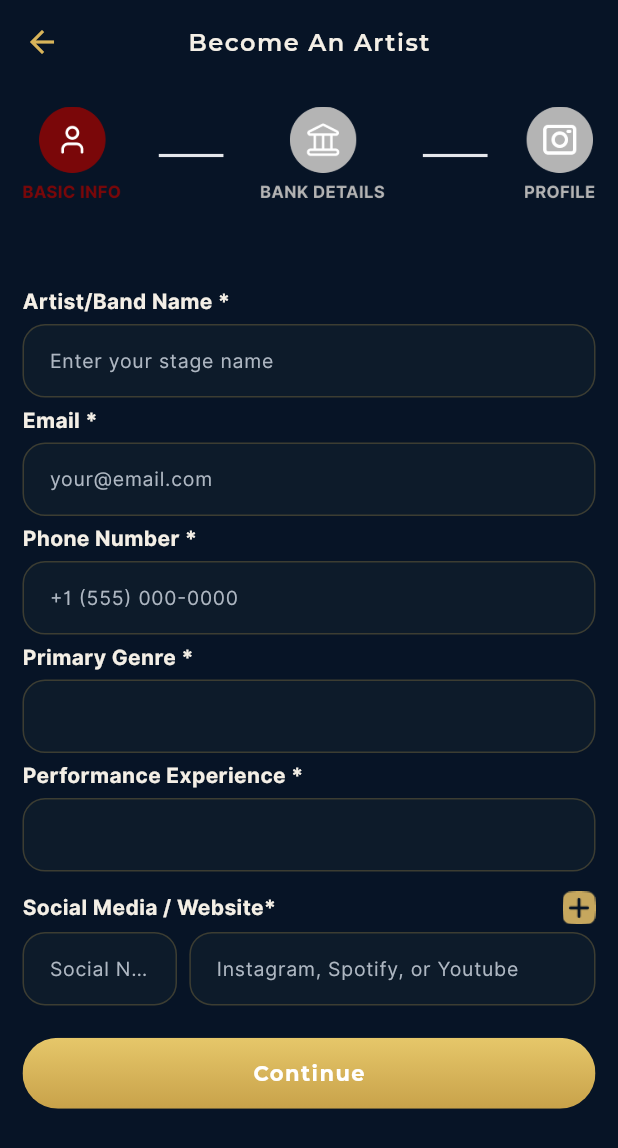
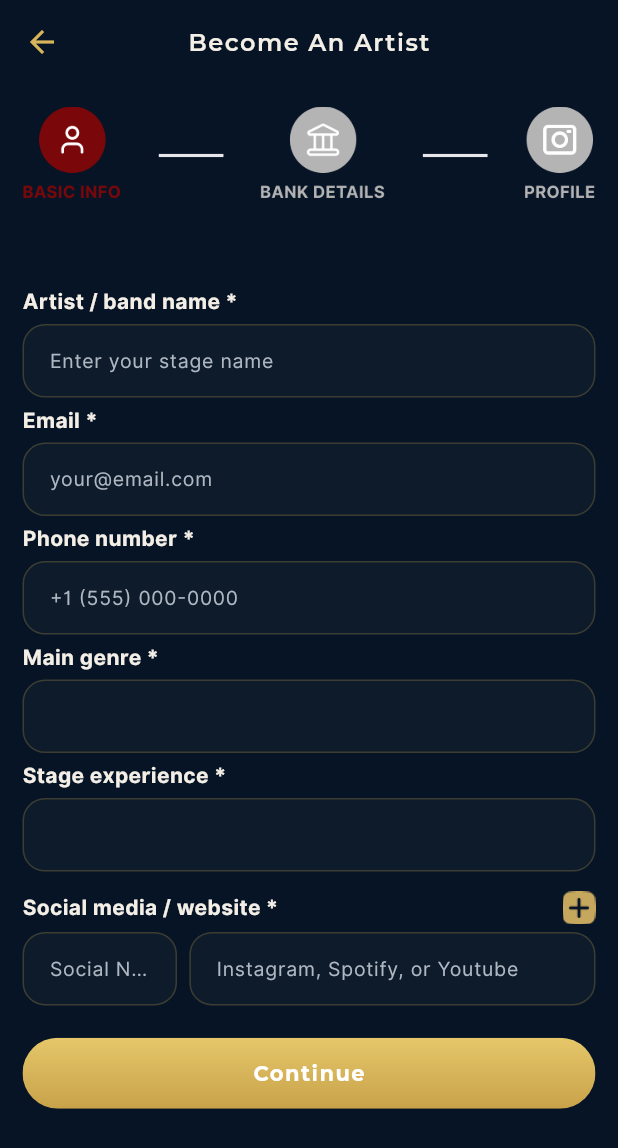
Before and after one commit to Elpadrino971/Eliv, a Flutter app: the BasicInfo screen opened directly, on a phone screen of 412 x 824 dp. Shown: the top 1148 px of the screen. Run offline on Flutter 3.47's test engine with Material 3 defaults, Android fonts, the phone set to English and light mode, and no system bars; our stand-ins replace cached_network_image, firebase_core, firebase_messaging, flutter_local_notifications, get, get_storage and 8 more; missing offline and left inert: purchases_flutter, receive_sharing_intent, zego_express_engine, zego_uikit_prebuilt_live_streaming; accounts and stored records are empty; network calls fail.

Commit message:
i18n(app): libellés du parcours « Devenir artiste » traduits (12 langues)
Co-Authored-By: Claude Fable 5.1 <noreply@anthropic.com>
Claude-Session: https://claude.ai/code/session_01WrgZxWK7AvGb5SDErZU8xh

```diff
--- a/lib/BottomBar/screens/profile/artist_bank_details.dart
+++ b/lib/BottomBar/screens/profile/artist_bank_details.dart
@@ -178,7 +178,7 @@ class _ArtistBankDetailsState extends State<ArtistBankDetails> {
 
                       height(0.01),
                       Text(
-                        'Artist Bio *',
+                        'onb_bio'.tr,
                         style: TextStyle(
                           fontSize: 16,
                           fontWeight: FontWeight.bold,
@@ -230,7 +230,7 @@ class _ArtistBankDetailsState extends State<ArtistBankDetails> {
                       ),
                       height(0.01),
                       Text(
-                        'Address *',
+                        'onb_address'.tr,
                         style: TextStyle(
                           fontSize: 16,
                           fontWeight: FontWeight.bold,
--- a/lib/BottomBar/screens/profile/basic_info.dart
+++ b/lib/BottomBar/screens/profile/basic_info.dart
@@ -71,7 +71,7 @@ class _BasicInfoState extends State<BasicInfo> {
                     crossAxisAlignment: CrossAxisAlignment.start,
                     children: [
                       Text(
-                        'Artist/Band Name *',
+                        'onb_stage_name'.tr,
                         style: TextStyle(
                           color: Color(0xffF4EFE6),
                           fontSize: 14,
@@ -91,7 +91,7 @@ class _BasicInfoState extends State<BasicInfo> {
                       ),
 
                       Text(
-                        'Email *',
+                        'onb_email'.tr,
                         style: TextStyle(
                           color: Color(0xffF4EFE6),
                           fontSize: 14,
@@ -105,7 +105,7 @@ class _BasicInfoState extends State<BasicInfo> {
                         controller: emailController,
                       ),
                       Text(
-                        'Phone Number *',
+                        'onb_phone'.tr,
                         style: TextStyle(
                           color: Color(0xffF4EFE6),
                           fontSize: 14,
@@ -125,7 +125,7 @@ class _BasicInfoState extends State<BasicInfo> {
                       ),
 
                       Text(
-                        'Primary Genre *',
+                        'onb_genre'.tr,
                         style: TextStyle(
                           color: Color(0xffF4EFE6),
                           fontSize: 14,
@@ -144,7 +144,7 @@ class _BasicInfoState extends State<BasicInfo> {
                         },
                       ),
                       Text(
-                        'Performance Experience *',
+                        'onb_experience'.tr,
                         style: TextStyle(
                           color: Color(0xffF4EFE6),
                           fontSize: 14,
@@ -167,7 +167,7 @@ class _BasicInfoState extends State<BasicInfo> {
                       Row(
                         children: [
                           Text(
-                            'Social Media / Website*',
+                            'onb_social'.tr,
                             style: TextStyle(
                               color: Color(0xffF4EFE6),
                               fontSize: 14,
--- a/lib/Global/translations/zone_studio_extra.dart
+++ b/lib/Global/translations/zone_studio_extra.dart
@@ -2,6 +2,14 @@
 // validators, transactions...). Rempli par l'agent dédié.
 const Map<String, Map<String, String>> studioExtraTranslations = {
   'en': {
+    'onb_stage_name': 'Artist / band name *',
+    'onb_email': 'Email *',
+    'onb_phone': 'Phone number *',
+    'onb_genre': 'Main genre *',
+    'onb_experience': 'Stage experience *',
+    'onb_social': 'Social media / website *',
+    'onb_bio': 'Artist bio *',
+    'onb_address': 'Address *',
     'studio_status': 'Status',
     'art_events': 'Events',
     'art_ticket_sold': 'Ticket sold',
@@ -82,6 +90,14 @@ const Map<String, Map<String, String>> studioExtraTranslations = {
     'art_msg_send_failed': 'anonymous',
   },
   'fr': {
+    'onb_stage_name': 'Nom d’artiste ou de groupe *',
+    'onb_email': 'E-mail *',
+    'onb_phone': 'Téléphone *',
+    'onb_genre': 'Genre principal *',
+    'onb_experience': 'Expérience de scène *',
+    'onb_social': 'Réseaux sociaux / site *',
+    'onb_bio': 'Bio d’artiste *',
+    'onb_address': 'Adresse *',
     'studio_status': 'Statut',
     'art_events': 'Événements',
     'art_ticket_sold': 'Billets vendus',
@@ -162,6 +178,14 @@ const Map<String, Map<String, String>> studioExtraTranslations = {
     'art_msg_send_failed': 'anonyme',
   },
   'es': {
+    'onb_stage_name': 'Nombre artístico *',
+    'onb_email': 'Correo *',
+    'onb_phone': 'Teléfono *',
+    'onb_genre': 'Género principal *',
+    'onb_experience': 'Experiencia en escena *',
+    'onb_social': 'Redes sociales / web *',
+    'onb_bio': 'Biografía *',
+    'onb_address': 'Dirección *',
     'studio_status': 'Estado',
     'art_events': 'Eventos',
     'art_ticket_sold': 'Entradas vendidas',
@@ -242,6 +266,14 @@ const Map<String, Map<String, String>> studioExtraTranslations = {
     'art_msg_send_failed': 'anónimo',
   },
   'it': {
+    'onb_stage_name': 'Nome d’arte *',
+    'onb_email': 'Email *',
+    'onb_phone': 'Telefono *',
+    'onb_genre': 'Genere principale *',
+    'onb_experience': 'Esperienza sul palco *',
+    'onb_social': 'Social / sito web *',
+    'onb_bio': 'Biografia *',
+    'onb_address': 'Indirizzo *',
     'studio_status': 'Stato',
     'art_events': 'Eventi',
     'art_ticket_sold': 'Biglietti venduti',
@@ -322,6 +354,14 @@ const Map<String, Map<String, String>> studioExtraTranslations = {
     'art_msg_send_failed': 'anonimo',
   },
   'de': {
+    'onb_stage_name': 'Künstlername *',
+    'onb_email': 'E-Mail *',
+    'onb_phone': 'Telefon *',
+    'onb_genre': 'Hauptgenre *',
+    'onb_experience': 'Bühnenerfahrung *',
+    'onb_social': 'Social Media / Website *',
+    'onb_bio': 'Künstler-Bio *',
+    'onb_address': 'Adresse *',
     'studio_status': 'Status',
     'art_events': 'Veranstaltungen',
     'art_ticket_sold': 'Verkaufte Tickets',
@@ -402,6 +442,14 @@ const Map<String, Map<String, String>> studioExtraTranslations = {
     'art_msg_send_failed': 'anonym',
   },
   'pt': {
+    'onb_stage_name': 'Nome artístico *',
+    'onb_email': 'E-mail *',
+    'onb_phone': 'Telefone *',
+    'onb_genre': 'Gênero principal *',
+    'onb_experience': 'Experiência de palco *',
+    'onb_social': 'Redes sociais / site *',
+    'onb_bio': 'Bio do artista *',
+    'onb_address': 'Endereço *',
     'studio_status': 'Estado',
     'art_events': 'Eventos',
     'art_ticket_sold': 'Bilhetes vendidos',
@@ -482,6 +530,14 @@ const Map<String, Map<String, String>> studioExtraTranslations = {
     'art_msg_send_failed': 'anónimo',
   },
   'zh': {
+    'onb_stage_name': '艺名 *',
+    'onb_email': '邮箱 *',
+    'onb_phone': '电话 *',
+    'onb_genre': '主要风格 *',
+    'onb_experience': '演出经验 *',
+    'onb_social': '社交媒体 / 网站 *',
+    'onb_bio': '艺人简介 *',
+    'onb_address': '地址 *',
     'studio_status': '状态',
     'art_events': '活动',
     'art_ticket_sold': '已售门票',
@@ -562,6 +618,14 @@ const Map<String, Map<String, String>> studioExtraTranslations = {
     'art_msg_send_failed': '匿名',
   },
   'ko': {
+    'onb_stage_name': '예명 *',
+    'onb_email': '이메일 *',
+    'onb_phone': '전화번호 *',
+    'onb_genre': '주요 장르 *',
+    'onb_experience': '무대 경험 *',
+    'onb_social': 'SNS / 웹사이트 *',
+    'onb_bio': '아티스트 소개 *',
+    'onb_address': '주소 *',
     'studio_status': '상태',
     'art_events': '이벤트',
     'art_ticket_sold': '판매된 티켓',
@@ -642,6 +706,14 @@ const Map<String, Map<String, String>> studioExtraTranslations = {
     'art_msg_send_failed': '익명',
   },
   'ja': {
+    'onb_stage_name': 'アーティスト名 *',
+    'onb_email': 'メール *',
+    'onb_phone': '電話番号 *',
+    'onb_genre': 'メインジャンル *',
+    'onb_experience': 'ステージ経験 *',
+    'onb_social': 'SNS / ウェブサイト *',
+    'onb_bio': 'アーティスト紹介 *',
+    'onb_address': '住所 *',
     'studio_status': 'ステータス',
     'art_events': 'イベント',
     'art_ticket_sold': '販売済みチケット',
@@ -722,6 +794,14 @@ const Map<String, Map<String, String>> studioExtraTranslations = {
     'art_msg_send_failed': '匿名',
   },
   'ar': {
+    'onb_stage_name': 'الاسم الفني *',
+    'onb_email': 'البريد الإلكتروني *',
+    'onb_phone': 'الهاتف *',
+    'onb_genre': 'النوع الرئيسي *',
+    'onb_experience': 'الخبرة المسرحية *',
+    'onb_social': 'التواصل الاجتماعي / الموقع *',
+    'onb_bio': 'نبذة عن الفنان *',
+    'onb_address': 'العنوان *',
     'studio_status': 'الحالة',
     'art_events': 'الفعاليات',
     'art_ticket_sold': 'التذاكر المباعة',
@@ -802,6 +882,14 @@ const Map<String, Map<String, String>> studioExtraTranslations = {
     'art_msg_send_failed': 'مجهول',
   },
   'hi': {
+    'onb_stage_name': 'कलाकार का नाम *',
+    'onb_email': 'ईमेल *',
+    'onb_phone': 'फ़ोन *',
+    'onb_genre': 'मुख्य शैली *',
+    'onb_experience': 'मंच अनुभव *',
+    'onb_social': 'सोशल मीडिया / वेबसाइट *',
+    'onb_bio': 'कलाकार परिचय *',
+    'onb_address': 'पता *',
     'studio_status': 'स्थिति',
     'art_events': 'इवेंट',
     'art_ticket_sold': 'बिके टिकट',
@@ -882,6 +970,14 @@ const Map<String, Map<String, String>> studioExtraTranslations = {
     'art_msg_send_failed': 'अनाम',
   },
   'ru': {
+    'onb_stage_name': 'Сценическое имя *',
+    'onb_email': 'Эл. почта *',
+    'onb_phone': 'Телефон *',
+    'onb_genre': 'Основной жанр *',
+    'onb_experience': 'Сценический опыт *',
+    'onb_social': 'Соцсети / сайт *',
+    'onb_bio': 'Биография *',
+    'onb_address': 'Адрес *',
     'studio_status': 'Статус',
     'art_events': 'События',
     'art_ticket_sold': 'Продано билетов',
```
